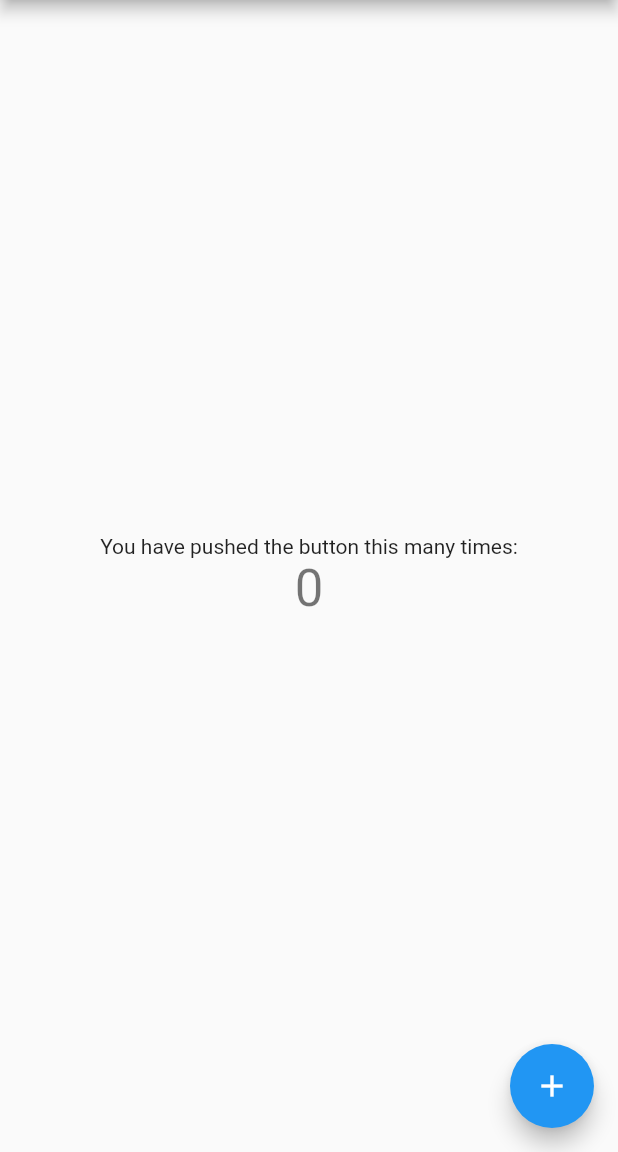
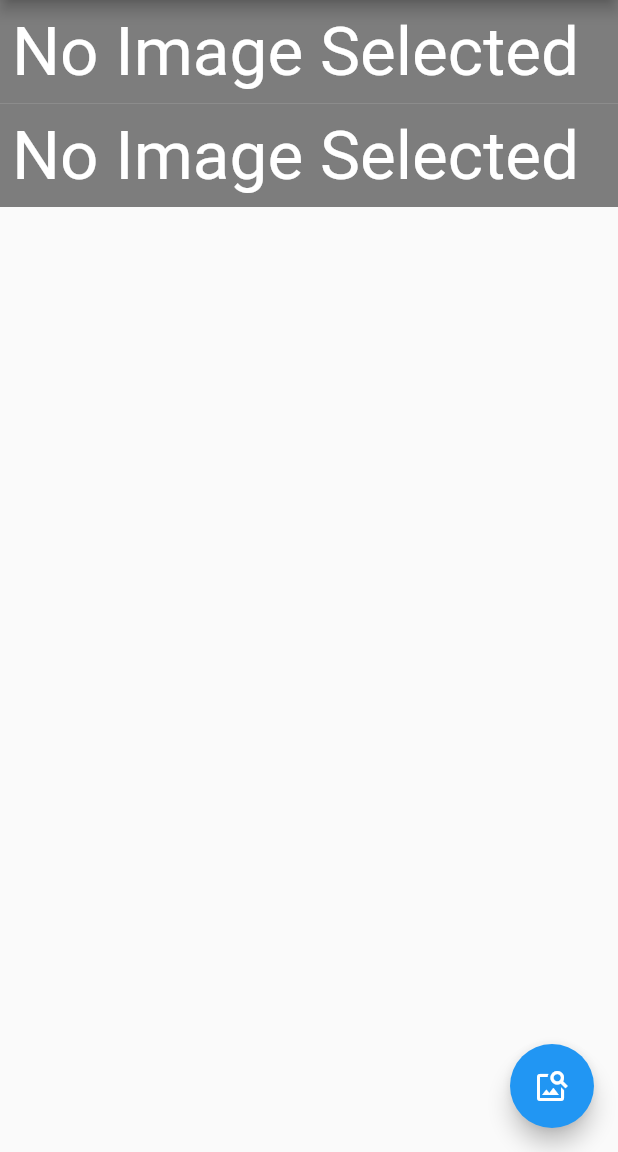
Before and after one commit to ProjectAJ14/ns_cloud_firestore_helper, a Flutter app: the screen it shows after launch, on a phone screen of 412 x 824 dp, the part 84-1236 px from its top. Run offline on Flutter 3.47's test engine with Material 2 defaults, Android fonts, the phone set to English and light mode, and no system bars; our stand-ins replace flutter_easyloading, image_picker; missing offline and left inert: filesize.

Commit message:
initial commit

```diff
--- a/example/lib/main.dart
+++ b/example/lib/main.dart
@@ -1,4 +1,10 @@
+import 'dart:io';
+
+import 'package:filesize/filesize.dart';
 import 'package:flutter/material.dart';
+import 'package:flutter_easyloading/flutter_easyloading.dart';
+import 'package:image_picker/image_picker.dart';
+import 'package:ns_cloud_firestore_helper/ns_cloud_firestore_helper.dart';
 
 void main() {
   runApp(const MyApp());
@@ -13,33 +19,16 @@ class MyApp extends StatelessWidget {
     return MaterialApp(
       title: 'Flutter Demo',
       theme: ThemeData(
-        // This is the theme of your application.
-        //
-        // Try running your application with "flutter run". You'll see the
-        // application has a blue toolbar. Then, without quitting the app, try
-        // changing the primarySwatch below to Colors.green and then invoke
-        // "hot reload" (press "r" in the console where you ran "flutter run",
-        // or simply save your changes to "hot reload" in a Flutter IDE).
-        // Notice that the counter didn't reset back to zero; the application
-        // is not restarted.
         primarySwatch: Colors.blue,
       ),
       home: const MyHomePage(title: 'Flutter Demo Home Page'),
+      builder: EasyLoading.init(),
     );
   }
 }
 
 class MyHomePage extends StatefulWidget {
   const MyHomePage({Key? key, required this.title}) : super(key: key);
-
-  // This widget is the home page of your application. It is stateful, meaning
-  // that it has a State object (defined below) that contains fields that affect
-  // how it looks.
-
-  // This class is the configuration for the state. It holds the values (in this
-  // case the title) provided by the parent (in this case the App widget) and
-  // used by the build method of the State. Fields in a Widget subclass are
-  // always marked "final".
 
   final String title;
 
@@ -48,17 +37,24 @@ class MyHomePage extends StatefulWidget {
 }
 
 class _MyHomePageState extends State<MyHomePage> {
-  int _counter = 0;
+  File? _file;
+  File? _compressedFile;
 
-  void _incrementCounter() {
+  void _pickImage() async {
+    EasyLoading.show(status: 'Loading...');
+    var pickedFile = await ImagePicker().pickImage(source: ImageSource.gallery);
     setState(() {
-      // This call to setState tells the Flutter framework that something has
-      // changed in this State, which causes it to rerun the build method below
-      // so that the display can reflect the updated values. If we changed
-      // _counter without calling setState(), then the build method would not be
-      // called again, and so nothing would appear to happen.
-      _counter++;
+      if (pickedFile != null) {
+        _file = File(pickedFile.path);
+      }
     });
+    if (_file != null) {
+      var compressedFile = await compressImage(_file!);
+      setState(() {
+        _compressedFile = compressedFile;
+      });
+    }
+    EasyLoading.dismiss();
   }
 
   @override
@@ -78,38 +74,47 @@ class _MyHomePageState extends State<MyHomePage> {
       body: Center(
         // Center is a layout widget. It takes a single child and positions it
         // in the middle of the parent.
-        child: Column(
-          // Column is also a layout widget. It takes a list of children and
-          // arranges them vertically. By default, it sizes itself to fit its
-          // children horizontally, and tries to be as tall as its parent.
-          //
-          // Invoke "debug painting" (press "p" in the console, choose the
-          // "Toggle Debug Paint" action from the Flutter Inspector in Android
-          // Studio, or the "Toggle Debug Paint" command in Visual Studio Code)
-          // to see the wireframe for each widget.
-          //
-          // Column has various properties to control how it sizes itself and
-          // how it positions its children. Here we use mainAxisAlignment to
-          // center the children vertically; the main axis here is the vertical
-          // axis because Columns are vertical (the cross axis would be
-          // horizontal).
-          mainAxisAlignment: MainAxisAlignment.center,
+        child: ListView(
           children: <Widget>[
-            const Text(
-              'You have pushed the button this many times:',
-            ),
-            Text(
-              '$_counter',
-              style: Theme.of(context).textTheme.headline4,
-            ),
+            _buildFileWidget(_file),
+            _buildFileWidget(_compressedFile),
           ],
         ),
       ),
       floatingActionButton: FloatingActionButton(
-        onPressed: _incrementCounter,
-        tooltip: 'Increment',
-        child: const Icon(Icons.add),
+        onPressed: _pickImage,
+        tooltip: 'Pick Image',
+        child: const Icon(Icons.image_search),
       ), // This trailing comma makes auto-formatting nicer for build methods.
     );
   }
+
+  _buildFileWidget(File? file) {
+    if (file != null) {
+      return Stack(
+        alignment: Alignment.bottomCenter,
+        children: [
+          Image.file(file),
+          _buildLabelWidget('Size: ${filesize(file.lengthSync())}'),
+        ],
+      );
+    }
+
+    return _buildLabelWidget('No Image Selected');
+  }
+
+  _buildLabelWidget(String label) {
+    return Container(
+      color: Colors.black.withOpacity(0.5),
+      child: Padding(
+        padding: const EdgeInsets.all(8.0),
+        child: Text(
+          label,
+          style: Theme.of(context).textTheme.headline3!.copyWith(
+                color: Colors.white,
+              ),
+        ),
+      ),
+    );
+  }
 }
--- a/example/pubspec.yaml
+++ b/example/pubspec.yaml
@@ -34,7 +34,11 @@ dependencies:
   # The following adds the Cupertino Icons font to your application.
   # Use with the CupertinoIcons class for iOS style icons.
   cupertino_icons: ^1.0.2
-
+  image_picker: ^0.8.5+3
+  ns_cloud_firestore_helper:
+    path: ../
+  filesize: ^2.0.1
+  flutter_easyloading: ^3.0.5
 dev_dependencies:
   flutter_test:
     sdk: flutter
--- /dev/null
+++ b/lib/src/image_service.dart
@@ -0,0 +1,21 @@
+import 'dart:io';
+import 'dart:math' as math;
+
+import 'package:image/image.dart' as image_lib;
+import 'package:path_provider/path_provider.dart';
+
+Future<File> compressImage(File file) async {
+  final tempDir = await getTemporaryDirectory();
+  final path = tempDir.path;
+  int rand = math.Random().nextInt(10000);
+
+  image_lib.Image? image = image_lib.decodeImage(file.readAsBytesSync());
+  image_lib.Image smallerImage = image_lib.copyResize(
+    image!,
+    width: 1000,
+  ); // choose the size here, it will maintain aspect ratio
+
+  var compressedImage = File('$path/img_$rand.jpg')
+    ..writeAsBytesSync(image_lib.encodeJpg(smallerImage, quality: 85));
+  return compressedImage;
+}
--- a/pubspec.yaml
+++ b/pubspec.yaml
@@ -1,7 +1,7 @@
 name: ns_cloud_firestore_helper
 description: A new Flutter project.
 version: 0.0.1
-homepage:
+homepage: https://github.com/ajaykumargithub2114/ns_cloud_firestore_helper
 
 environment:
   sdk: ">=2.17.6 <3.0.0"
@@ -10,6 +10,9 @@ environment:
 dependencies:
   flutter:
     sdk: flutter
+  image: ^3.2.0
+  path_provider: ^2.0.11
+
 
 dev_dependencies:
   flutter_test:
```
Also changed, not shown: lib/ns_cloud_firestore_helper.dart (+23 -4 lines), example/pubspec.lock, 11 other files.
